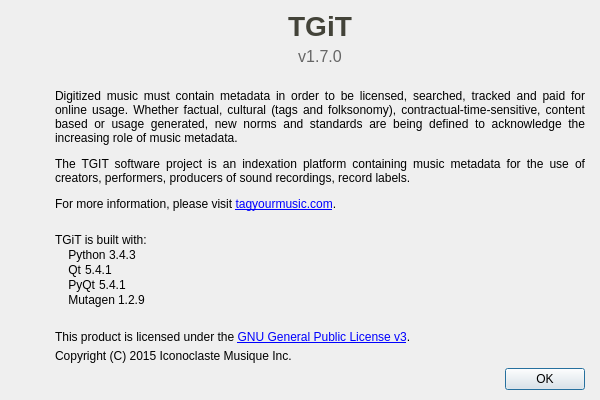
Qt form resources/ui/about_dialog.ui (Iconoclasteinc/tgit) before a commit.
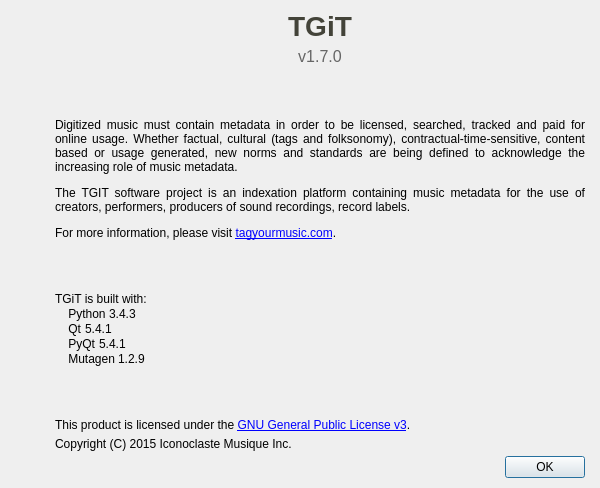
The same form after that commit. Icons and pictures are not drawn.

```diff
--- a/resources/ui/about_dialog.ui
+++ b/resources/ui/about_dialog.ui
@@ -7,7 +7,7 @@
     <x>0</x>
     <y>0</y>
     <width>600</width>
-    <height>400</height>
+    <height>488</height>
    </rect>
   </property>
   <property name="sizePolicy">
```
